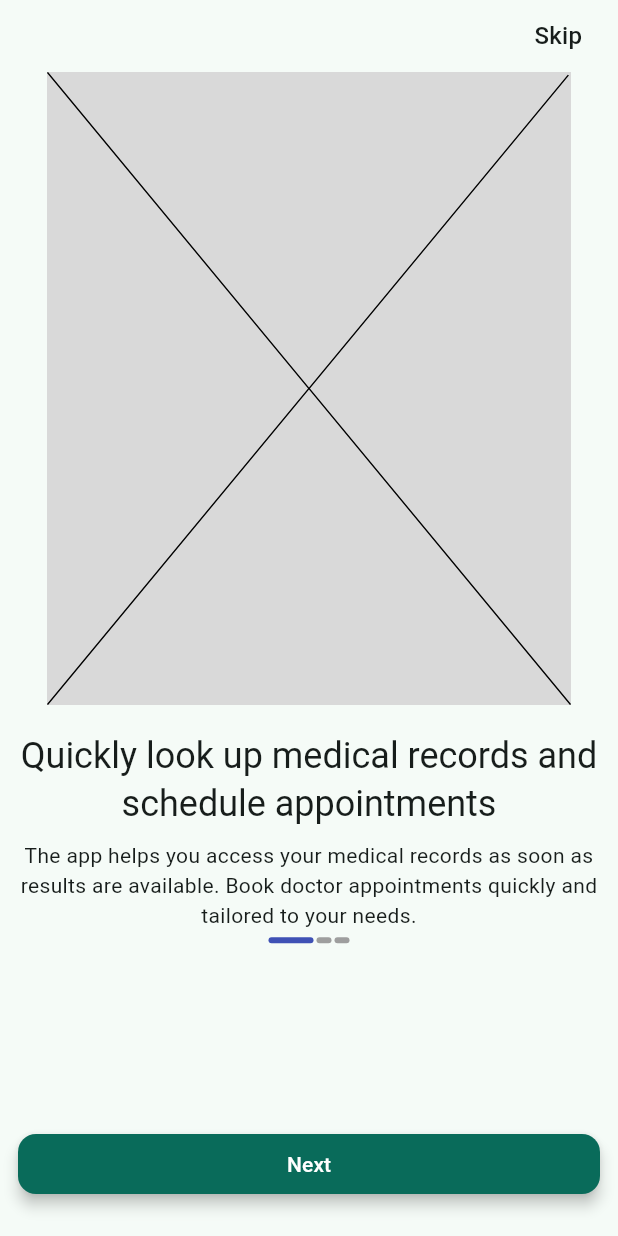
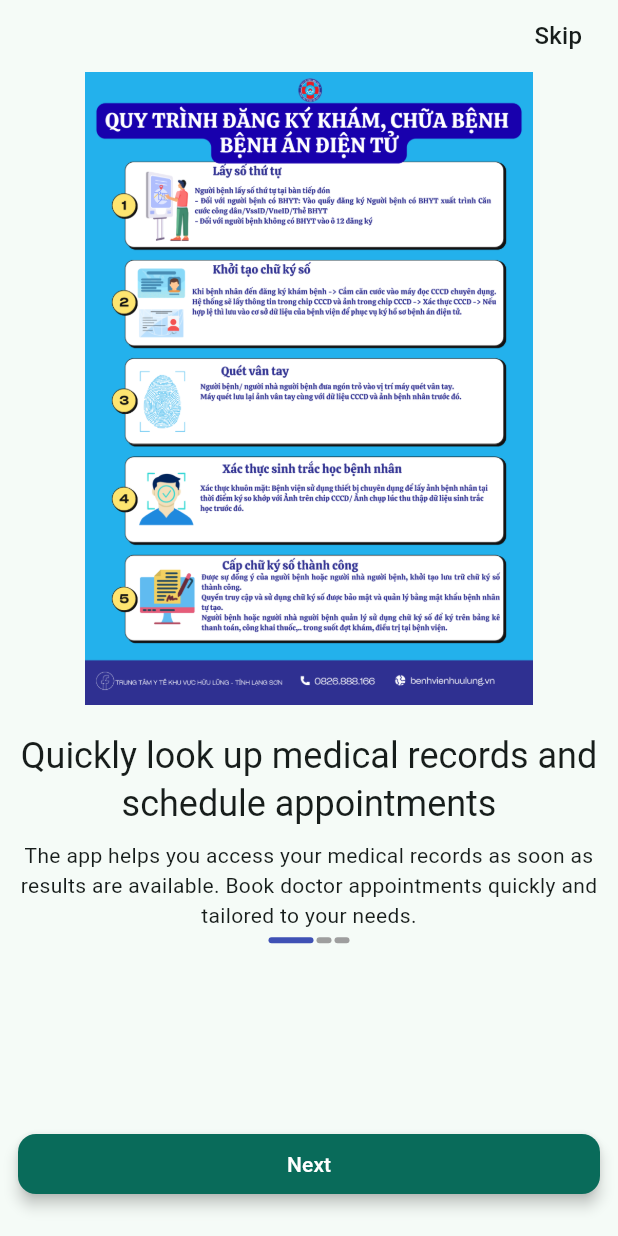
Before and after one commit to anhkien7780/health_profile, a Flutter app: the screen it shows after launch, on a phone screen of 412 x 824 dp. Run offline on Flutter 3.47's test engine with Material 3 defaults, Android fonts, the phone set to English and light mode, and no system bars; drawn by our look-alikes of smooth_page_indicator; our stand-ins replace dio, equatable, flutter_bloc, flutter_secure_storage, go_router, google_fonts and 1 more; generated files the repository leaves out were written again; statements that could not run were skipped.

Commit message:
feat: add onboarding page
- Add `OnboardingPage` with a `PageView` to introduce app features.
- Create `OnboardingPageViewChild` widget to display image and text for each onboarding step.
- Add new image assets for the onboarding flow.
- Update `AppTheme` to use `CupertinoPageTransitionsBuilder` for Android and iOS.

```diff
--- a/lib/app.dart
+++ b/lib/app.dart
@@ -60,8 +60,24 @@ class MyApp extends StatelessWidget {
     final brightness = View.of(context).platformDispatcher.platformBrightness;
     TextTheme textTheme = createTextTheme(context, "Roboto", "Roboto");
     AppTheme theme = AppTheme(textTheme: textTheme, brightness: brightness);
+
+    final pageTransitionsTheme = const PageTransitionsTheme(
+      builders: {
+        TargetPlatform.android: CupertinoPageTransitionsBuilder(),
+        TargetPlatform.iOS: CupertinoPageTransitionsBuilder(),
+      },
+    );
+
+    ThemeData lightTheme = theme.light().copyWith(
+          pageTransitionsTheme: pageTransitionsTheme,
+        );
+
+    ThemeData darkTheme = theme.dark().copyWith(
+          pageTransitionsTheme: pageTransitionsTheme,
+        );
+
     return MaterialApp.router(
-      theme: brightness == Brightness.light ? theme.light() : theme.dark(),
+      theme: brightness == Brightness.light ? lightTheme : darkTheme,
       routerConfig: AppRouter.routers,
       localizationsDelegates: const [
         GlobalMaterialLocalizations.delegate,
--- a/lib/common/app_images.dart
+++ b/lib/common/app_images.dart
@@ -1,7 +1,12 @@
 class AppImages {
   AppImages._();
-  static final icLogo = "assets/icon/ic_launcher.png";
-  static final icPlaceHolder = "assets/image/place_holder.svg";
-  static final icDoctor = "assets/image/ic_doctor.png";
-  static final bannerImg = "assets/image/banner_img.jpg";
+  static const icLogo = "assets/icon/ic_launcher.png";
+  static const icPlaceHolder = "assets/image/place_holder.svg";
+  static const icDoctor = "assets/image/ic_doctor.png";
+  static const bannerImg = "assets/image/banner_img.jpg";
+
+  // Onboarding
+  static const onboardingRecords = "assets/image/onboarding_records.png";
+  static const onboardingDiagnosis = "assets/image/onboarding_diagnosis.png";
+  static const onboardingWaiting = "assets/image/onboarding_waiting.png";
 }
--- a/lib/ui/pages/onboarding/onboarding_page.dart
+++ b/lib/ui/pages/onboarding/onboarding_page.dart
@@ -1,6 +1,5 @@
 import 'package:flutter/material.dart';
 import 'package:flutter_bloc/flutter_bloc.dart';
-import 'package:flutter_svg/flutter_svg.dart';
 import 'package:health_profile/common/app_dimens.dart';
 import 'package:health_profile/common/app_images.dart';
 import 'package:health_profile/generated/l10n.dart';
@@ -94,17 +93,17 @@ class _OnboardingChildPageState extends State<OnboardingChildPage> {
                   },
                   children: [
                     OnboardingPageViewChild(
-                      svgImagePath: AppImages.icPlaceHolder,
+                      imagePath: AppImages.onboardingRecords,
                       headline: S.of(context).onboardingFirstHeadline,
                       detail: S.of(context).onBoardingFirstDetail,
                     ),
                     OnboardingPageViewChild(
-                      svgImagePath: AppImages.icPlaceHolder,
+                      imagePath: AppImages.onboardingDiagnosis,
                       headline: S.of(context).onBoardingSecondHeadline,
                       detail: S.of(context).onBoardingSecondDetail,
                     ),
                     OnboardingPageViewChild(
-                      svgImagePath: AppImages.icPlaceHolder,
+                      imagePath: AppImages.onboardingWaiting,
                       headline: S.of(context).onBoardingThirdHeadline,
                       detail: S.of(context).onBoardingThirdDetail,
                     ),
@@ -147,12 +146,12 @@ class _OnboardingChildPageState extends State<OnboardingChildPage> {
 class OnboardingPageViewChild extends StatelessWidget {
   const OnboardingPageViewChild({
     super.key,
-    required this.svgImagePath,
+    required this.imagePath,
     required this.headline,
     required this.detail,
   });
 
-  final String svgImagePath;
+  final String imagePath;
   final String headline;
   final String detail;
 
@@ -161,8 +160,8 @@ class OnboardingPageViewChild extends StatelessWidget {
     return Column(
       mainAxisAlignment: MainAxisAlignment.start,
       children: [
-        SvgPicture.asset(
-          svgImagePath,
+        Image.asset(
+          imagePath,
           width: AppDimens.onboardingImageSize.width,
           height: AppDimens.onboardingImageSize.height,
         ),
```
Also changed, not shown: assets/image/onboarding_diagnosis.png (added), assets/image/onboarding_records.png (added), assets/image/onboarding_waiting.png (added).
